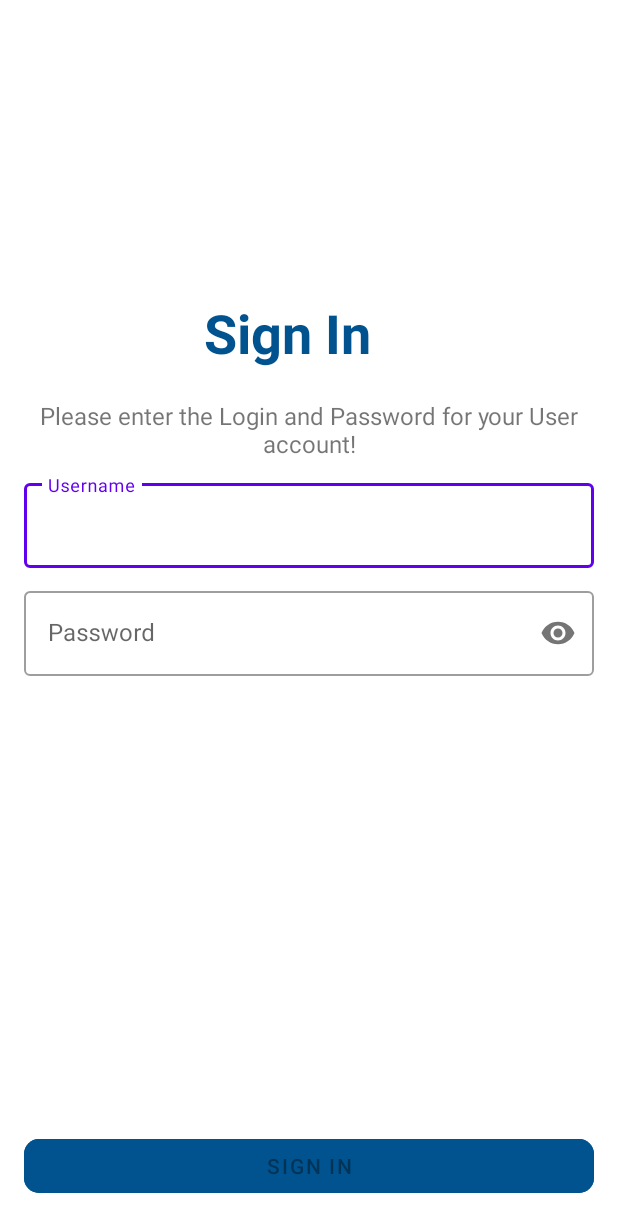
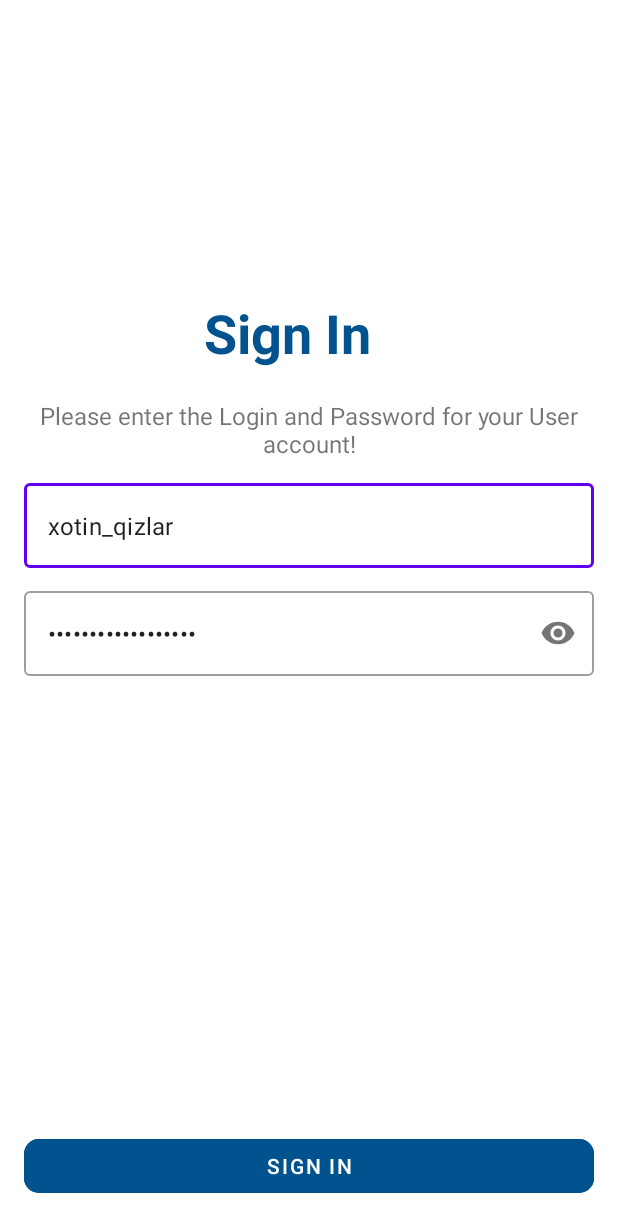
Before and after one commit to azizjon7205/Mahalla, an Android app: the screen it shows after launch (MainActivity), on a phone screen of 412 x 824 dp. Shown: the top 1232 px of the screen. Run offline under Robolectric (Android 15) with nearby library versions, the phone set to English and light mode, and no system bars; libraries missing offline, so code that uses them is left out: by.kirich1409.viewbindingdelegate; 2 statements that could not run were skipped.

Commit message:
sign in added not full

```diff
--- a/app/src/main/res/layout/fragment_sign_in.xml
+++ b/app/src/main/res/layout/fragment_sign_in.xml
@@ -52,7 +52,7 @@
             android:id="@+id/user_name"
             android:layout_width="match_parent"
             android:layout_height="match_parent"
-            android:hint="@string/username"
+            android:text="xotin_qizlar"
             android:inputType="textLongMessage" />
     </com.google.android.material.textfield.TextInputLayout>
 
@@ -73,7 +73,7 @@
             android:layout_width="match_parent"
             android:layout_height="match_parent"
             android:ems="8"
-            android:hint="@string/password"
+            android:text="fgvhbjnkmcdfjnidcj"
             android:inputType="textPassword" />
     </com.google.android.material.textfield.TextInputLayout>
 
@@ -85,6 +85,7 @@
         android:backgroundTint="@color/s_dark_blue"
         android:enabled="false"
         android:text="Sign in"
+        android:textColor="@color/white"
         app:cornerRadius="10dp"
         app:layout_constraintBottom_toBottomOf="parent"
         app:layout_constraintEnd_toEndOf="parent"
```
